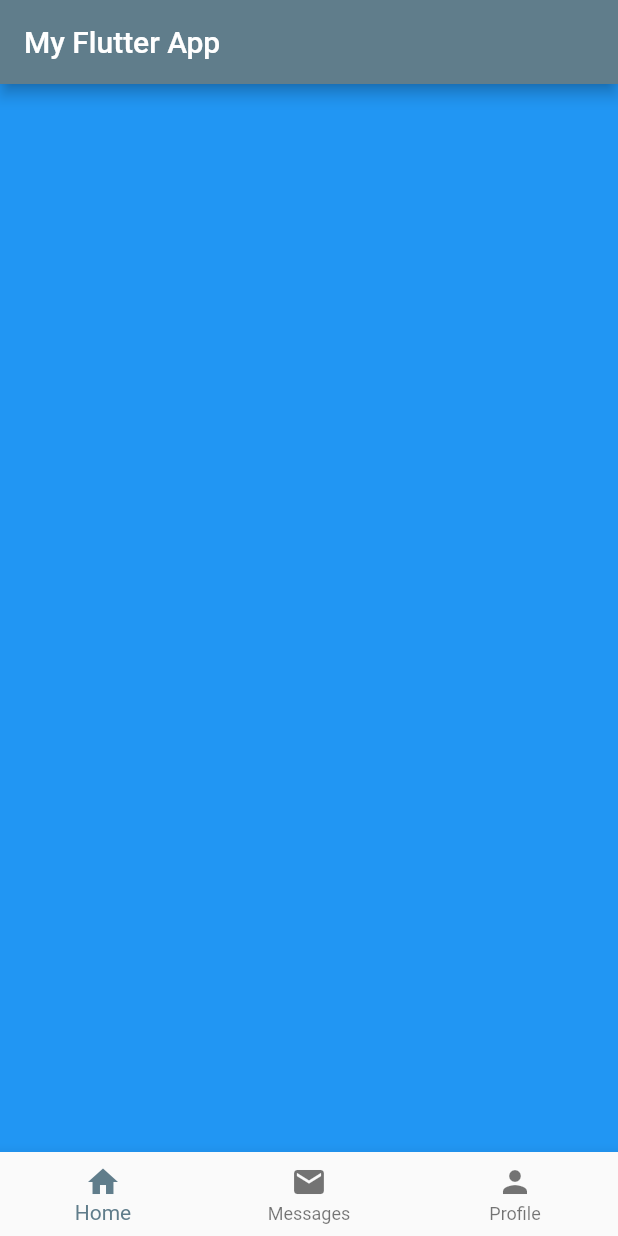
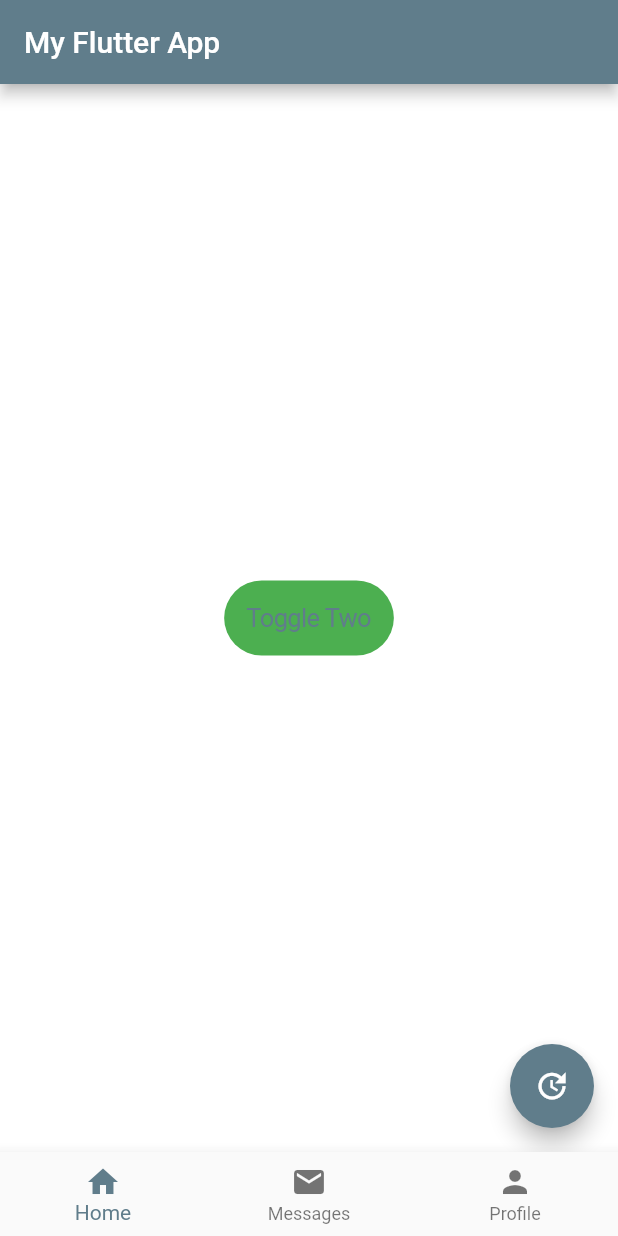
Before and after one commit to hamid97m/FlutterTest, a Flutter app: the screen it shows after launch, on a phone screen of 412 x 824 dp. Run offline on Flutter 3.47's test engine with Material 2 defaults, Android fonts, the phone set to English and light mode, and no system bars; our stand-ins replace fluttertoast.

Commit message:
navigations and themes

```diff
--- /dev/null
+++ b/lib/first.dart
@@ -0,0 +1,86 @@
+import 'package:flutter/cupertino.dart';
+import 'package:flutter/material.dart';
+import 'package:fluttertoast/fluttertoast.dart';
+
+class First extends StatefulWidget {
+  final Color color;
+
+  Color getcolor() {
+    return color;
+  }
+
+  First(this.color);
+
+  @override
+  State<StatefulWidget> createState() {
+    return container(color);
+  }
+}
+
+class container extends State<First> {
+  bool toggle = true;
+  final Color color;
+
+  container(this.color);
+
+  void _toggle() {
+    setState(() {
+      toggle = !toggle;
+    });
+  }
+
+  _getToggleChild() {
+    if (toggle) {
+      return CupertinoButton(
+          color: Colors.green,
+          borderRadius: new BorderRadius.circular(30.0),
+          padding: EdgeInsets.all(15),
+          onPressed: () {
+            Navigator.of(context).pushNamed('/a');
+
+            Fluttertoast.showToast(
+                msg: "This is ios",
+                toastLength: Toast.LENGTH_SHORT,
+                gravity: ToastGravity.BOTTOM,
+                timeInSecForIos: 1,
+                backgroundColor: Colors.blue,
+                textColor: Colors.white,
+                fontSize: 16.0);
+          },
+          child: Text('Toggle Two'));
+    } else {
+      return new RaisedButton(
+          padding: EdgeInsets.all(15),
+          shape: new RoundedRectangleBorder(
+              borderRadius: new BorderRadius.circular(30.0)),
+          onPressed: () {
+            Navigator.of(context).pushNamed('/b');
+
+            Fluttertoast.showToast(
+                msg: "This is android",
+                toastLength: Toast.LENGTH_SHORT,
+                gravity: ToastGravity.BOTTOM,
+                timeInSecForIos: 1,
+                backgroundColor: Colors.red,
+                textColor: Colors.white,
+                fontSize: 16.0);
+          },
+          child: Text('Toggle Two'));
+    }
+  }
+
+  @override
+  Widget build(BuildContext context) {
+    return Scaffold(
+      backgroundColor: color,
+      body: Center(
+        child: _getToggleChild(),
+      ),
+      floatingActionButton: FloatingActionButton(
+        onPressed: _toggle,
+        tooltip: 'Update Text',
+        child: Icon(Icons.update),
+      ),
+    );
+  }
+}
--- a/lib/home_widget.dart
+++ b/lib/home_widget.dart
@@ -1,5 +1,6 @@
 import 'package:flutter/material.dart';
 import 'placeholder_widget.dart';
+import 'first.dart';
 import 'main.dart';
 
 class Home extends StatefulWidget {
@@ -12,16 +13,17 @@ class Home extends StatefulWidget {
 class _HomeState extends State<Home> {
   int _currentIndex = 0;
   final List<Widget> _children = [
-    PlaceholderWidget(Colors.blue),
+    First(Colors.white),
     MyHomePage(title: 'Test Flutter 1 Page'),
     PlaceholderWidget(Colors.green)
   ];
   @override
   Widget build(BuildContext context) {
     return Scaffold(
-      appBar: AppBar(
-        title: Text('My Flutter App'),
-      ),
+//      appBar: AppBar(
+//        title: Text('My Flutter App'),
+//      ),
+
       body: _children[_currentIndex], // new
       bottomNavigationBar: BottomNavigationBar(
         onTap: onTabTapped, // new
@@ -41,7 +43,11 @@ class _HomeState extends State<Home> {
           )
         ],
       ),
+      appBar: AppBar(
+        title: Text('My Flutter App'),
+      ),
     );
+
   }
   void onTabTapped(int index) {
     setState(() {
--- a/lib/main.dart
+++ b/lib/main.dart
@@ -1,5 +1,7 @@
 import 'package:flutter/material.dart';
 import 'home_widget.dart';
+import 'first.dart';
+
 
 void main() => runApp(MyApp());
 
@@ -13,6 +15,10 @@ class MyApp extends StatelessWidget {
         primarySwatch: Colors.blueGrey,
       ),
       home: Home(),
+      routes: <String, WidgetBuilder> {
+        '/a': (BuildContext context) => First(Colors.yellow),
+        '/b': (BuildContext context) => First(Colors.black45),
+      },
     );
   }
 }
@@ -88,6 +94,7 @@ class _MyHomePageState extends State<MyHomePage> {
               '$_counter',
               style: Theme.of(context).textTheme.display1,
             ),
+
           ],
         ),
       ),
--- a/pubspec.yaml
+++ b/pubspec.yaml
@@ -13,6 +13,8 @@ environment:
   sdk: ">=2.0.0-dev.68.0 <3.0.0"
 
 dependencies:
+  fluttertoast: ^2.2.11
+
   flutter:
     sdk: flutter
 
@@ -30,10 +32,10 @@ dev_dependencies:
 
 # The following section is specific to Flutter.
 flutter:
-
   # The following line ensures that the Material Icons font is
   # included with your application, so that you can use the icons in
   # the material Icons class.
+
   uses-material-design: true
 
   # To add assets to your application, add an assets section, like this:
```
